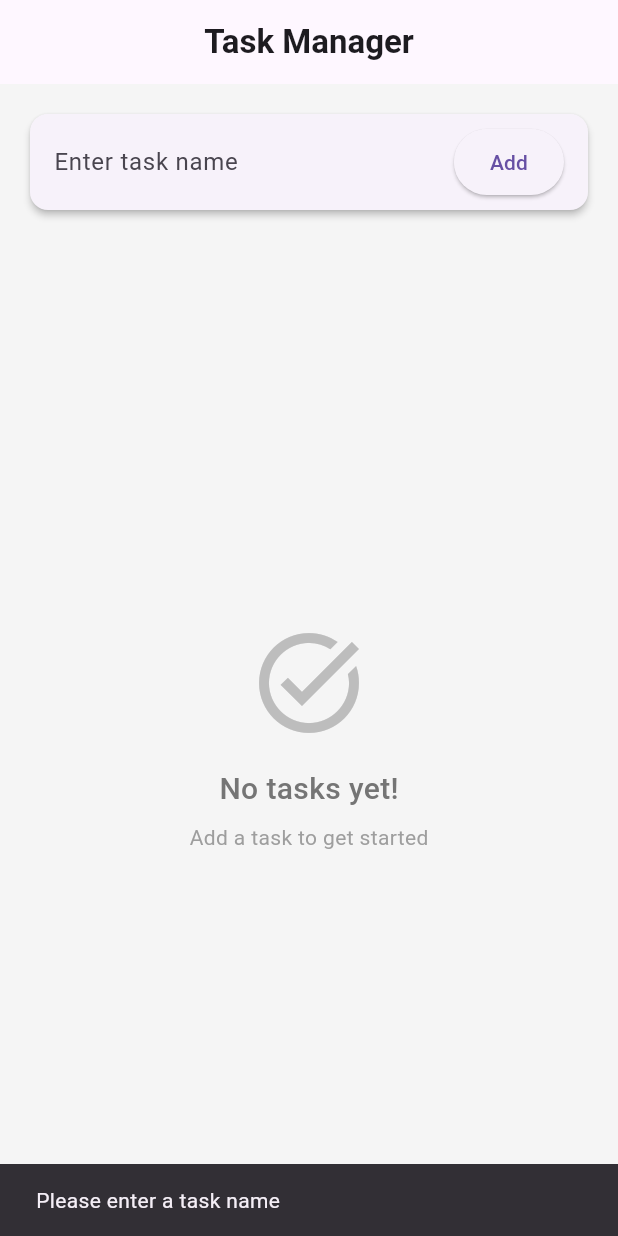
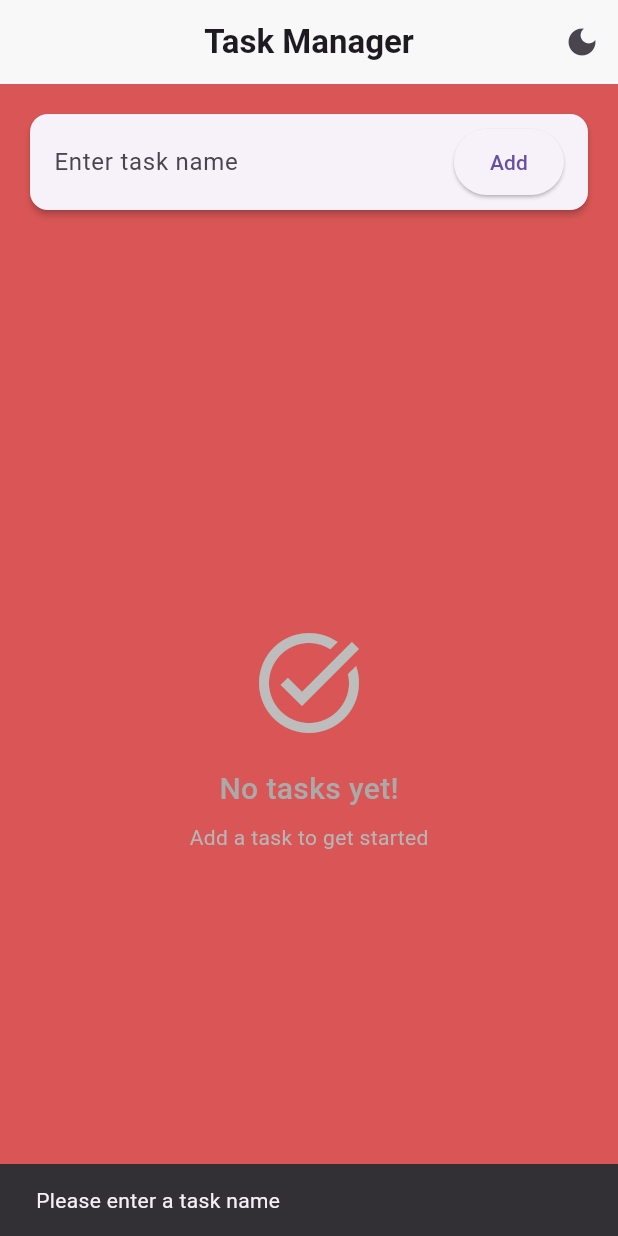
Before and after one commit to rishitaido/cw3, a Flutter app: the screen it shows after launch, after a tap on "Add", on a phone screen of 412 x 824 dp. Run offline on Flutter 3.47's test engine with Material 3 defaults, Android fonts, the phone set to English and light mode, and no system bars; our stand-ins replace sqflite; accounts and stored records are empty.

Commit message:
Theme and DB implemented

```diff
--- /dev/null
+++ b/lib/DBhelper.dart
@@ -0,0 +1,144 @@
+// database_helper.dart
+// Database Helper Class for Task Manager App
+// Handles all SQLite database operations
+
+import 'package:sqflite/sqflite.dart';
+import 'package:path/path.dart';
+
+// Task Model
+class Task {
+  int? id;
+  String name;
+  bool isCompleted;
+
+  Task({
+    this.id,
+    required this.name,
+    this.isCompleted = false,
+  });
+
+  Map<String, dynamic> toMap() {
+    return {
+      'id': id,
+      'name': name,
+      'isCompleted': isCompleted ? 1 : 0,
+    };
+  }
+
+  // Create Task from database Map
+  factory Task.fromMap(Map<String, dynamic> map) {
+    return Task(
+      id: map['id'],
+      name: map['name'],
+      isCompleted: map['isCompleted'] == 1,
+    );
+  }
+}
+
+class DatabaseHelper {
+  static final DatabaseHelper instance = DatabaseHelper._init();
+  static Database? _database;
+
+  DatabaseHelper._init();
+
+  // Get database instance
+  Future<Database> get database async {
+    if (_database != null) return _database!;
+    _database = await _initDB('tasks.db');
+    return _database!;
+  }
+
+  // Initialize database
+  Future<Database> _initDB(String filePath) async {
+    final dbPath = await getDatabasesPath();
+    final path = join(dbPath, filePath);
+
+    return await openDatabase(
+      path,
+      version: 1,
+      onCreate: _createDB,
+    );
+  }
+
+  // Create database tables
+  Future<void> _createDB(Database db, int version) async {
+    // Create tasks table
+    await db.execute('''
+      CREATE TABLE tasks (
+        id INTEGER PRIMARY KEY AUTOINCREMENT,
+        name TEXT NOT NULL,
+        isCompleted INTEGER NOT NULL
+      )
+    ''');
+
+    // Create settings table for theme preference
+    await db.execute('''
+      CREATE TABLE settings (
+        key TEXT PRIMARY KEY,
+        value INTEGER NOT NULL
+      )
+    ''');
+  }
+
+  // CREATE: Insert task into database
+  Future<int> insertTask(Task task) async {
+    final db = await database;
+    return await db.insert('tasks', task.toMap());
+  }
+
+  // READ: Get all tasks from database
+  Future<List<Task>> getAllTasks() async {
+    final db = await database;
+    final maps = await db.query('tasks', orderBy: 'id ASC');
+    return maps.map((map) => Task.fromMap(map)).toList();
+  }
+
+  // UPDATE: Update task in database
+  Future<int> updateTask(Task task) async {
+    final db = await database;
+    return await db.update(
+      'tasks',
+      task.toMap(),
+      where: 'id = ?',
+      whereArgs: [task.id],
+    );
+  }
+
+  // DELETE: Remove task from database
+  Future<int> deleteTask(int id) async {
+    final db = await database;
+    return await db.delete(
+      'tasks',
+      where: 'id = ?',
+      whereArgs: [id],
+    );
+  }
+
+  // Save theme preference to database
+  Future<void> saveThemePreference(bool isDark) async {
+    final db = await database;
+    await db.insert(
+      'settings',
+      {'key': 'isDarkMode', 'value': isDark ? 1 : 0},
+      conflictAlgorithm: ConflictAlgorithm.replace,
+    );
+  }
+
+  // Load theme preference from database
+  Future<bool> getThemePreference() async {
+    final db = await database;
+    final maps = await db.query(
+      'settings',
+      where: 'key = ?',
+      whereArgs: ['isDarkMode'],
+    );
+    if (maps.isEmpty) return false;
+    return maps.first['value'] == 1;
+  }
+
+  // Close database connection
+  Future<void> close() async {
+    final db = await database;
+    await db.close();
+  }
+}
--- a/lib/main.dart
+++ b/lib/main.dart
@@ -1,44 +1,83 @@
 import 'package:flutter/material.dart';
+import 'DBhelper.dart';
 
 void main() {
   runApp(const MyApp());
 }
 
-class MyApp extends StatelessWidget {
+class MyApp extends StatefulWidget {
   const MyApp({Key? key}) : super(key: key);
+
+  @override
+  State<MyApp> createState() => _MyAppState();
+}
+
+class _MyAppState extends State<MyApp> {
+  bool _isDarkMode = false;
+
+  @override
+  void initState() {
+    super.initState();
+    _loadThemePreference();
+  }
+
+  Future<void> _loadThemePreference() async {
+    final theme = await DatabaseHelper.instance.getThemePreference();
+    setState(() {
+      _isDarkMode = theme;
+    });
+  }
+
+  Future<void> _toggleTheme() async {
+    setState(() {
+      _isDarkMode = !_isDarkMode;
+    });
+    await DatabaseHelper.instance.saveThemePreference(_isDarkMode);
+  }
 
   @override
   Widget build(BuildContext context) {
     return MaterialApp(
       title: 'Task Manager',
+      debugShowCheckedModeBanner: false,
       theme: ThemeData(
         brightness: Brightness.light,
         primarySwatch: Colors.blue,
-        scaffoldBackgroundColor: Colors.grey[100],
+        scaffoldBackgroundColor: const Color.fromARGB(255, 218, 86, 86),
         appBarTheme: const AppBarTheme(
+          backgroundColor: Color.fromARGB(255, 248, 248, 248),
           elevation: 0,
           centerTitle: true,
         ),
       ),
-      home: const TaskListScreen(),
+      darkTheme: ThemeData(
+        brightness: Brightness.dark,
+        primarySwatch: Colors.blue,
+        scaffoldBackgroundColor: const Color.fromARGB(255, 4, 57, 3),
+        appBarTheme: const AppBarTheme(
+          backgroundColor: Colors.blueGrey,
+          elevation: 0,
+          centerTitle: true,
+        ),
+      ),
+      themeMode: _isDarkMode ? ThemeMode.dark : ThemeMode.light,
+      home: TaskListScreen(
+        onThemeToggle: _toggleTheme,
+        isDarkMode: _isDarkMode,
+      ),
     );
   }
 }
 
-class Task {
-  int? id;
-  String name;
-  bool isCompleted;
+class TaskListScreen extends StatefulWidget {
+  final VoidCallback onThemeToggle;
+  final bool isDarkMode;
 
-  Task({
-    this.id,
-    required this.name,
-    this.isCompleted = false,
-  });
-}
-
-class TaskListScreen extends StatefulWidget {
-  const TaskListScreen({Key? key}) : super(key: key);
+  const TaskListScreen({
+    Key? key,
+    required this.onThemeToggle,
+    required this.isDarkMode,
+  }) : super(key: key);
 
   @override
   State<TaskListScreen> createState() => _TaskListScreenState();
@@ -48,7 +87,21 @@ class _TaskListScreenState extends State<TaskListScreen> {
   final List<Task> _tasks = [];
   final TextEditingController _taskController = TextEditingController();
 
-  void _addTask() {
+  @override
+  void initState() {
+    super.initState();
+    _loadTasks();
+  }
+
+  Future<void> _loadTasks() async {
+    final tasks = await DatabaseHelper.instance.getAllTasks();
+    setState(() {
+      _tasks.clear();
+      _tasks.addAll(tasks);
+    });
+  }
+
+  Future<void> _addTask() async {
     if (_taskController.text.trim().isEmpty) {
       ScaffoldMessenger.of(context).showSnackBar(
         const SnackBar(
@@ -59,19 +112,28 @@ class _TaskListScreenState extends State<TaskListScreen> {
       return;
     }
 
+    final newTask = Task(name: _taskController.text.trim());
+    final id = await DatabaseHelper.instance.insertTask(newTask);
+
     setState(() {
-      _tasks.add(Task(name: _taskController.text.trim()));
+      newTask.id = id;
+      _tasks.add(newTask);
       _taskController.clear();
     });
   }
 
-  void _toggleTaskCompletion(int index) {
+  Future<void> _toggleTaskCompletion(int index) async {
     setState(() {
       _tasks[index].isCompleted = !_tasks[index].isCompleted;
     });
+    await DatabaseHelper.instance.updateTask(_tasks[index]);
   }
 
-  void _deleteTask(int index) {
+  Future<void> _deleteTask(int index) async {
+    final taskId = _tasks[index].id;
+    if (taskId != null) {
+      await DatabaseHelper.instance.deleteTask(taskId);
+    }
     setState(() {
       _tasks.removeAt(index);
     });
@@ -91,6 +153,15 @@ class _TaskListScreenState extends State<TaskListScreen> {
           'Task Manager',
           style: TextStyle(fontWeight: FontWeight.bold),
         ),
+        actions: [
+          IconButton(
+            icon: Icon(
+              widget.isDarkMode ? Icons.light_mode : Icons.dark_mode,
+            ),
+            onPressed: widget.onThemeToggle,
+            tooltip: 'Toggle Theme',
+          ),
+        ],
       ),
       body: Column(
         children: [
@@ -144,7 +215,7 @@ class _TaskListScreenState extends State<TaskListScreen> {
                           'No tasks yet!',
                           style: TextStyle(
                             fontSize: 20,
-                            color: Colors.grey[600],
+                            color: const Color.fromARGB(255, 170, 170, 170),
                             fontWeight: FontWeight.w500,
                           ),
                         ),
@@ -153,7 +224,7 @@ class _TaskListScreenState extends State<TaskListScreen> {
                           'Add a task to get started',
                           style: TextStyle(
                             fontSize: 14,
-                            color: Colors.grey[500],
+                            color: const Color.fromARGB(255, 182, 182, 182),
                           ),
                         ),
                       ],
@@ -182,7 +253,6 @@ class _TaskListScreenState extends State<TaskListScreen> {
                                   : null,
                             ),
                           ),
-
                           trailing: IconButton(
                             icon: const Icon(Icons.delete, color: Colors.red),
                             onPressed: () => _deleteTask(index),
--- a/pubspec.yaml
+++ b/pubspec.yaml
@@ -30,7 +30,8 @@ environment:
 dependencies:
   flutter:
     sdk: flutter
-
+  sqflite: ^2.3.0
+  path: ^1.8.3
   # The following adds the Cupertino Icons font to your application.
   # Use with the CupertinoIcons class for iOS style icons.
   cupertino_icons: ^1.0.8
@@ -38,6 +39,8 @@ dependencies:
 dev_dependencies:
   flutter_test:
     sdk: flutter
+
+
 
   # The "flutter_lints" package below contains a set of recommended lints to
   # encourage good coding practices. The lint set provided by the package is
```
Also changed, not shown: pubspec.lock, 7 other files.
